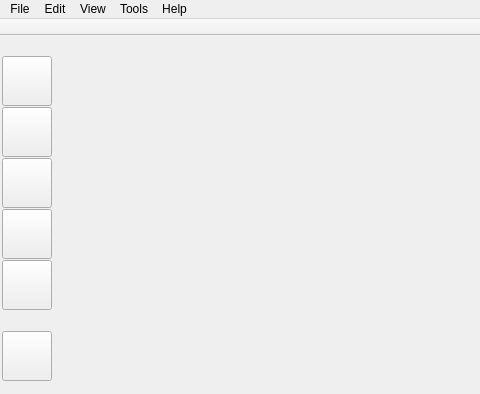
This is ui/main_window.ui in zkovari/plotlyst as Qt 5 draws it before an edit; both pictures show x 0 to 480 and y 0 to 394 of the 865 by 665 pixel window. The edited form follows.
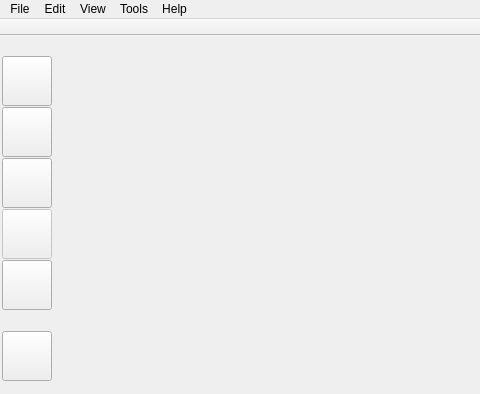
This is the edited form.

Commit message: Disable worldbuilding panel

```diff
--- a/ui/main_window.ui
+++ b/ui/main_window.ui
@@ -220,6 +220,9 @@
            </item>
            <item>
             <widget class="QToolButton" name="btnWorld">
+             <property name="enabled">
+              <bool>false</bool>
+             </property>
              <property name="minimumSize">
               <size>
                <width>50</width>
```
Left out of the diff: 2 changed lines with no effect on the pictures.
